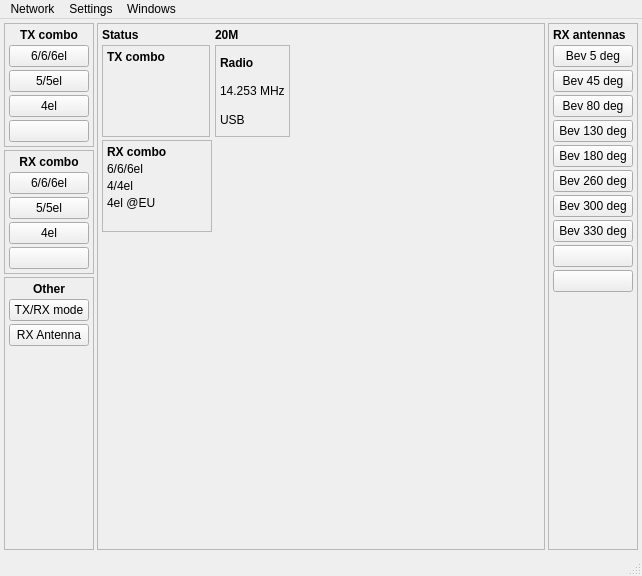
thegeek82000/openasc, file c/openASC_Controller/ui/mainwindow.ui: the form before one commit.
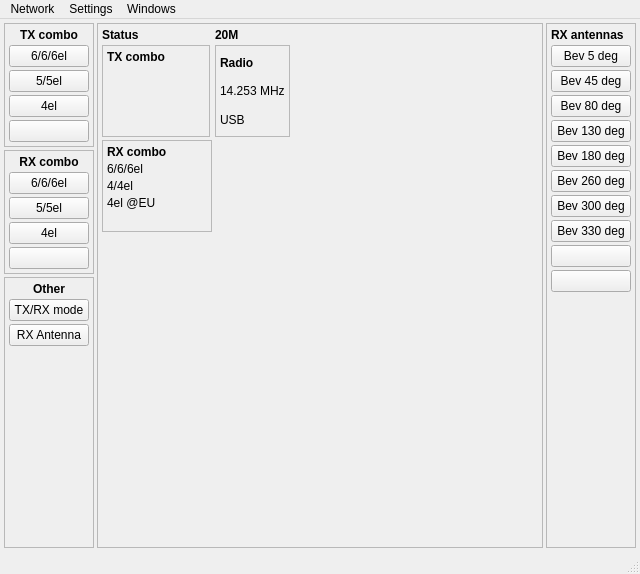
The form after the commit.

```diff
--- a/c/openASC_Controller/ui/mainwindow.ui
+++ b/c/openASC_Controller/ui/mainwindow.ui
@@ -7,8 +7,8 @@
    <rect>
     <x>0</x>
     <y>0</y>
-    <width>642</width>
-    <height>576</height>
+    <width>640</width>
+    <height>574</height>
    </rect>
   </property>
   <property name="mouseTracking">
@@ -687,8 +687,8 @@
     <rect>
      <x>0</x>
      <y>0</y>
-     <width>642</width>
-     <height>26</height>
+     <width>640</width>
+     <height>23</height>
     </rect>
    </property>
    <widget class="QMenu" name="menuNetwork">
```
Left out of the diff: 17 changed lines with no effect on the pictures.
